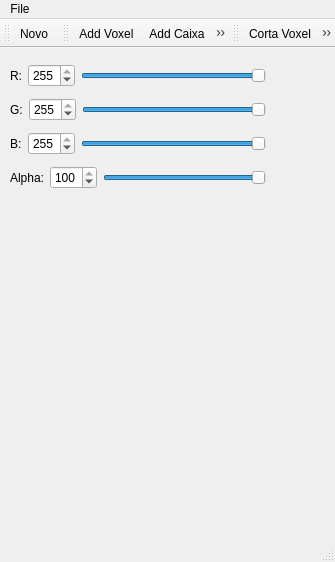
Above: EscultorUI/mainescultor.ui from diskrat/escultorPA before the change. Below: the same form after it.
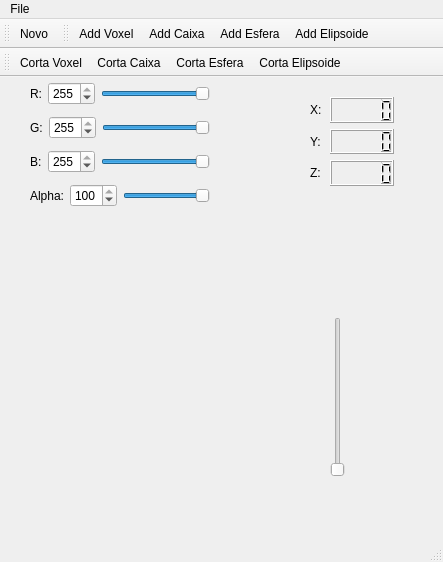
That is the form after the change. Custom widgets are drawn as their Qt base class.

Diff of the .ui file:
```diff
--- a/EscultorUI/mainescultor.ui
+++ b/EscultorUI/mainescultor.ui
@@ -6,7 +6,7 @@
    <rect>
     <x>0</x>
     <y>0</y>
-    <width>335</width>
+    <width>443</width>
     <height>562</height>
    </rect>
   </property>
@@ -20,17 +20,40 @@
    <string>MainEscultor</string>
   </property>
   <widget class="QWidget" name="centralwidget">
-   <widget class="QWidget" name="">
+   <widget class="Plotter" name="widgetDraw" native="true">
+    <property name="enabled">
+     <bool>false</bool>
+    </property>
     <property name="geometry">
      <rect>
-      <x>10</x>
-      <y>11</y>
-      <width>302</width>
-      <height>444</height>
+      <x>11</x>
+      <y>154</y>
+      <width>300</width>
+      <height>300</height>
      </rect>
     </property>
-    <layout class="QVBoxLayout" name="verticalLayout_3">
-     <item>
+    <property name="minimumSize">
+     <size>
+      <width>300</width>
+      <height>300</height>
+     </size>
+    </property>
+    <property name="baseSize">
+     <size>
+      <width>100</width>
+      <height>100</height>
+     </size>
+    </property>
+   </widget>
+   <widget class="QWidget" name="layoutWidget">
+    <property name="geometry">
+     <rect>
+      <x>30</x>
+      <y>0</y>
+      <width>226</width>
+      <height>136</height>
+     </rect>
+    </property>
       <layout class="QHBoxLayout" name="horizontalLayout">
        <item>
         <layout class="QVBoxLayout" name="verticalLayout">
@@ -249,22 +272,71 @@
         </layout>
        </item>
       </layout>
+   </widget>
+   <widget class="QSlider" name="verticalSliderPosZ">
+    <property name="geometry">
+     <rect>
+      <x>330</x>
+      <y>240</y>
+      <width>16</width>
+      <height>160</height>
+     </rect>
+    </property>
+    <property name="orientation">
+     <enum>Qt::Vertical</enum>
+    </property>
+   </widget>
+   <widget class="QWidget" name="layoutWidget">
+    <property name="geometry">
+     <rect>
+      <x>310</x>
+      <y>20</y>
+      <width>84</width>
+      <height>89</height>
+     </rect>
+    </property>
+    <layout class="QVBoxLayout" name="verticalLayout_3">
+     <item>
+      <layout class="QHBoxLayout" name="horizontalLayout_4">
+       <item>
+        <widget class="QLabel" name="labelMousePosX">
+         <property name="text">
+          <string>X:</string>
+         </property>
+        </widget>
      </item>
      <item>
-      <widget class="QWidget" name="widget" native="true">
-       <property name="minimumSize">
-        <size>
-         <width>300</width>
-         <height>300</height>
-        </size>
-       </property>
-       <property name="baseSize">
-        <size>
-         <width>100</width>
-         <height>100</height>
-        </size>
-       </property>
-      </widget>
+        <widget class="QLCDNumber" name="lcdMousePosX"/>
+       </item>
+      </layout>
+     </item>
+     <item>
+      <layout class="QHBoxLayout" name="horizontalLayout_3">
+       <item>
+        <widget class="QLabel" name="labelMousePosY">
+         <property name="text">
+          <string>Y:</string>
+         </property>
+        </widget>
+       </item>
+       <item>
+        <widget class="QLCDNumber" name="lcdMousePosY"/>
+       </item>
+      </layout>
+     </item>
+     <item>
+      <layout class="QHBoxLayout" name="horizontalLayout_2">
+       <item>
+        <widget class="QLabel" name="labelMousePosZ">
+         <property name="text">
+          <string>Z:</string>
+         </property>
+        </widget>
+       </item>
+       <item>
+        <widget class="QLCDNumber" name="lcdMousePosZ"/>
+       </item>
+      </layout>
      </item>
     </layout>
    </widget>
@@ -274,7 +346,7 @@
     <rect>
      <x>0</x>
      <y>0</y>
-     <width>335</width>
+     <width>443</width>
      <height>20</height>
     </rect>
    </property>
@@ -323,7 +395,7 @@
     <enum>TopToolBarArea</enum>
    </attribute>
    <attribute name="toolBarBreak">
-    <bool>false</bool>
+    <bool>true</bool>
    </attribute>
    <addaction name="actionCorta_Voxel"/>
    <addaction name="actionCorta_Caixa"/>
@@ -399,6 +471,16 @@
     <slot>setAlpha(int)</slot>
    </slots>
   </customwidget>
+  <customwidget>
+   <class>Plotter</class>
+   <extends>QWidget</extends>
+   <header>plotter.h</header>
+   <container>1</container>
+   <slots>
+    <signal>signalMousePosX(int)</signal>
+    <signal>signalMousePosY(int)</signal>
+   </slots>
+  </customwidget>
  </customwidgets>
  <resources/>
  <connections>
```
Left out of the diff: 134 changed lines with no effect on the pictures. Lines whose indentation alone changed are shown as unchanged.
